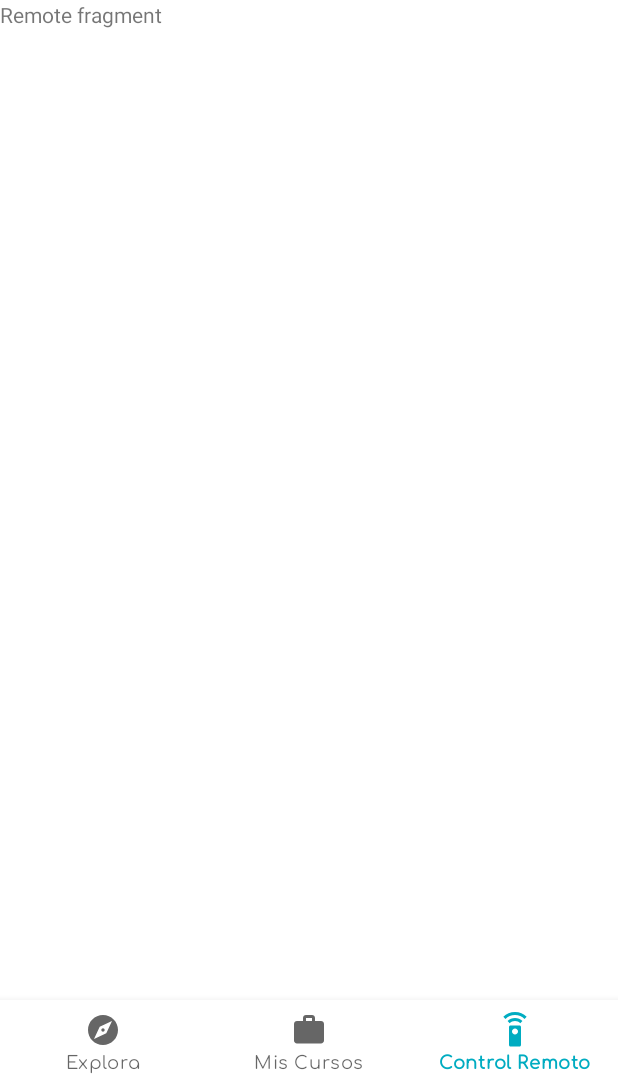
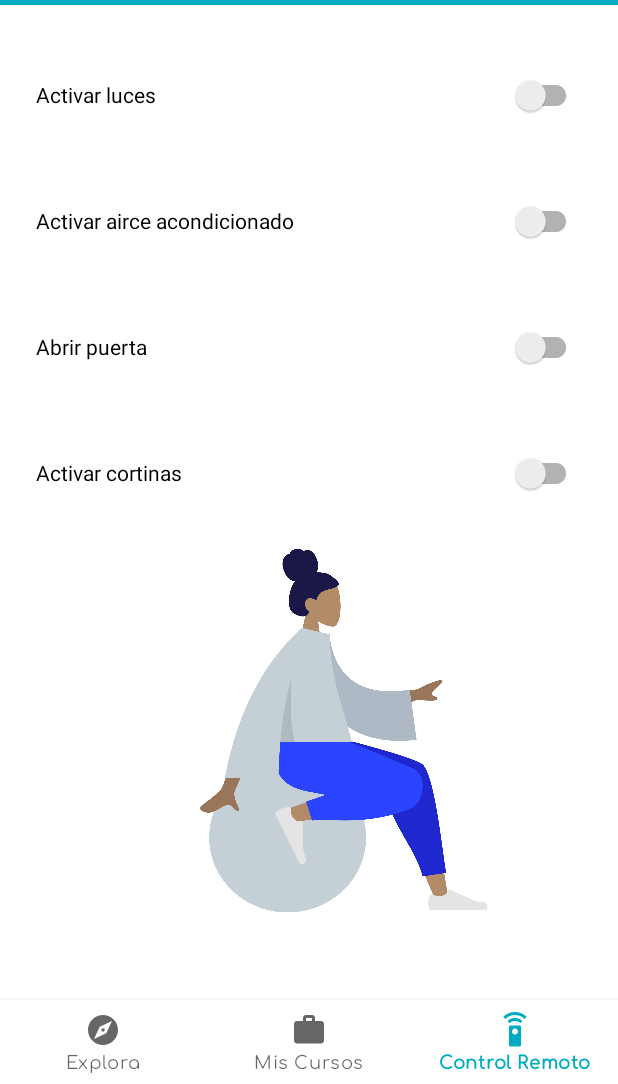
Before and after one commit to renatojobal/Liid, an Android app: the RemoteFragment screen opened through its navigation route, on a phone screen of 412 x 824 dp, the part 152-1236 px from its top. Run offline under Robolectric (Android 15) with nearby library versions, the phone set to English and light mode, and no system bars; our stand-ins replace navigation-ui.

Commit message:
feat: Create layout

```diff
--- a/app/src/main/res/layout/fragment_remote.xml
+++ b/app/src/main/res/layout/fragment_remote.xml
@@ -1,14 +1,68 @@
 <?xml version="1.0" encoding="utf-8"?>
 <FrameLayout xmlns:android="http://schemas.android.com/apk/res/android"
+    xmlns:app="http://schemas.android.com/apk/res-auto"
     xmlns:tools="http://schemas.android.com/tools"
     android:layout_width="match_parent"
     android:layout_height="match_parent"
     tools:context=".remote.RemoteFragment">
 
-    <!-- TODO: Update blank fragment layout -->
-    <TextView
+    <LinearLayout
         android:layout_width="match_parent"
         android:layout_height="match_parent"
-        android:text="Remote fragment" />
+        android:orientation="vertical">
+
+        <View
+            android:layout_width="match_parent"
+            android:layout_height="3dp"
+            android:background="?attr/colorPrimary"/>
+
+        <LinearLayout
+            android:layout_width="match_parent"
+            android:layout_height="wrap_content"
+            android:paddingLeft="@dimen/main_side_margin"
+            android:paddingRight="@dimen/main_side_margin"
+            android:orientation="vertical">
+
+
+
+            <androidx.appcompat.widget.SwitchCompat
+                android:layout_marginTop="36dp"
+                android:layout_width="match_parent"
+                android:layout_height="wrap_content"
+                android:text="Activar luces" />
+
+            <androidx.appcompat.widget.SwitchCompat
+                android:layout_marginTop="36dp"
+                android:layout_width="match_parent"
+                android:layout_height="wrap_content"
+                android:text="Activar airce acondicionado" />
+
+            <androidx.appcompat.widget.SwitchCompat
+                android:layout_marginTop="36dp"
+                android:layout_width="match_parent"
+                android:layout_height="wrap_content"
+                android:text="Abrir puerta" />
+
+            <androidx.appcompat.widget.SwitchCompat
+                android:layout_marginTop="36dp"
+                android:layout_width="match_parent"
+                android:layout_height="wrap_content"
+                android:text="Activar cortinas" />
+
+
+
+
+        </LinearLayout>
+
+        <ImageView
+            android:id="@+id/imageView2"
+            android:layout_width="match_parent"
+            android:layout_height="wrap_content"
+            android:src="@drawable/demo_girl" />
+
+
+    </LinearLayout>
+
+
 
 </FrameLayout>
```
